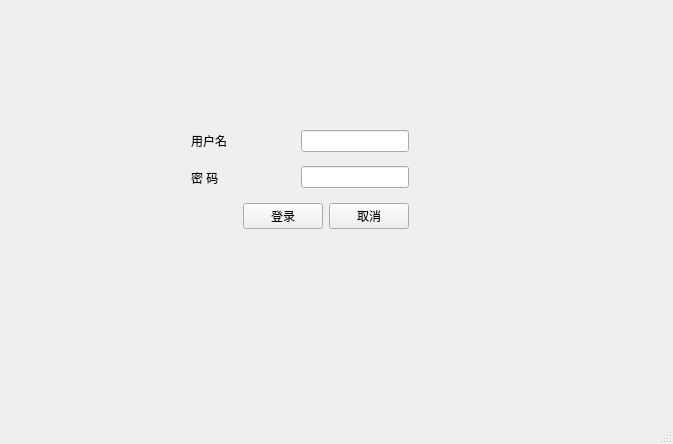
Qt form login.ui (goblincc/pythonUI) before a commit.
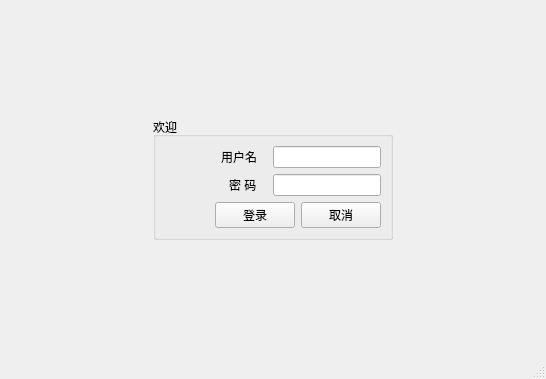
The same form after that commit.

Diff of the .ui file:
```diff
--- a/login.ui
+++ b/login.ui
@@ -6,23 +6,16 @@
    <rect>
     <x>0</x>
     <y>0</y>
-    <width>673</width>
-    <height>444</height>
+    <width>546</width>
+    <height>379</height>
    </rect>
   </property>
   <property name="windowTitle">
    <string>MainWindow</string>
   </property>
   <widget class="QWidget" name="centralwidget">
-   <widget class="QWidget" name="">
-    <property name="geometry">
-     <rect>
-      <x>130</x>
-      <y>90</y>
-      <width>340</width>
-      <height>179</height>
-     </rect>
-    </property>
+   <layout class="QVBoxLayout" name="verticalLayout_3">
+    <item>
     <layout class="QVBoxLayout" name="verticalLayout_2">
      <item>
       <spacer name="verticalSpacer">
@@ -38,28 +31,44 @@
       </spacer>
      </item>
      <item>
-      <layout class="QHBoxLayout" name="horizontalLayout">
-       <item>
-        <spacer name="horizontalSpacer_7">
-         <property name="orientation">
-          <enum>Qt::Horizontal</enum>
-         </property>
-         <property name="sizeHint" stdset="0">
-          <size>
-           <width>40</width>
-           <height>20</height>
-          </size>
-         </property>
-        </spacer>
-       </item>
-       <item>
-        <layout class="QHBoxLayout" name="horizontalLayout_3"/>
-       </item>
-       <item>
-        <layout class="QVBoxLayout" name="verticalLayout">
-         <item>
           <layout class="QHBoxLayout" name="horizontalLayout_5">
            <item>
+         <spacer name="horizontalSpacer_5">
+          <property name="orientation">
+           <enum>Qt::Horizontal</enum>
+          </property>
+          <property name="sizeHint" stdset="0">
+           <size>
+            <width>40</width>
+            <height>20</height>
+           </size>
+          </property>
+         </spacer>
+        </item>
+        <item>
+         <widget class="QGroupBox" name="groupBox">
+          <property name="title">
+           <string>欢迎</string>
+          </property>
+          <layout class="QHBoxLayout" name="horizontalLayout_4">
+           <item>
+            <layout class="QVBoxLayout" name="verticalLayout">
+             <item>
+              <layout class="QHBoxLayout" name="horizontalLayout_3">
+               <item>
+                <spacer name="horizontalSpacer_4">
+                 <property name="orientation">
+                  <enum>Qt::Horizontal</enum>
+                 </property>
+                 <property name="sizeHint" stdset="0">
+                  <size>
+                   <width>40</width>
+                   <height>20</height>
+                  </size>
+                 </property>
+                </spacer>
+               </item>
+               <item>
             <widget class="QLabel" name="label">
              <property name="text">
               <string>用户名</string>
@@ -67,13 +76,16 @@
             </widget>
            </item>
            <item>
-            <spacer name="horizontalSpacer">
+                <spacer name="horizontalSpacer_7">
              <property name="orientation">
               <enum>Qt::Horizontal</enum>
              </property>
+                 <property name="sizeType">
+                  <enum>QSizePolicy::Preferred</enum>
+                 </property>
              <property name="sizeHint" stdset="0">
               <size>
-               <width>40</width>
+                   <width>10</width>
                <height>20</height>
               </size>
              </property>
@@ -85,7 +97,20 @@
           </layout>
          </item>
          <item>
-          <layout class="QHBoxLayout" name="horizontalLayout_4">
+              <layout class="QHBoxLayout" name="horizontalLayout">
+               <item>
+                <spacer name="horizontalSpacer_3">
+                 <property name="orientation">
+                  <enum>Qt::Horizontal</enum>
+                 </property>
+                 <property name="sizeHint" stdset="0">
+                  <size>
+                   <width>40</width>
+                   <height>20</height>
+                  </size>
+                 </property>
+                </spacer>
+               </item>
            <item>
             <widget class="QLabel" name="label_2">
              <property name="text">
@@ -94,31 +119,21 @@
             </widget>
            </item>
            <item>
-            <spacer name="horizontalSpacer_2">
+                <spacer name="horizontalSpacer_8">
              <property name="orientation">
               <enum>Qt::Horizontal</enum>
              </property>
+                 <property name="sizeType">
+                  <enum>QSizePolicy::Preferred</enum>
+                 </property>
              <property name="sizeHint" stdset="0">
               <size>
-               <width>40</width>
+                   <width>10</width>
                <height>20</height>
               </size>
              </property>
             </spacer>
            </item>
-           <item>
-            <spacer name="verticalSpacer_3">
-             <property name="orientation">
-              <enum>Qt::Vertical</enum>
-             </property>
-             <property name="sizeHint" stdset="0">
-              <size>
-               <width>20</width>
-               <height>40</height>
-              </size>
-             </property>
-            </spacer>
-           </item>
            <item>
             <widget class="QLineEdit" name="lineEdit_2"/>
            </item>
@@ -127,62 +142,42 @@
          <item>
           <layout class="QHBoxLayout" name="horizontalLayout_2">
            <item>
-            <spacer name="horizontalSpacer_5">
+                <spacer name="horizontalSpacer">
              <property name="orientation">
               <enum>Qt::Horizontal</enum>
              </property>
              <property name="sizeHint" stdset="0">
               <size>
-               <width>13</width>
+                   <width>40</width>
                <height>20</height>
               </size>
              </property>
             </spacer>
            </item>
            <item>
-            <spacer name="horizontalSpacer_6">
+                <spacer name="horizontalSpacer_2">
              <property name="orientation">
               <enum>Qt::Horizontal</enum>
              </property>
-             <property name="sizeHint" stdset="0">
-              <size>
-               <width>13</width>
-               <height>20</height>
-              </size>
-             </property>
-            </spacer>
-           </item>
-           <item>
-            <spacer name="horizontalSpacer_4">
-             <property name="orientation">
-              <enum>Qt::Horizontal</enum>
-             </property>
+                 <property name="sizeType">
+                  <enum>QSizePolicy::Preferred</enum>
+                 </property>
              <property name="sizeHint" stdset="0">
               <size>
-               <width>13</width>
+                   <width>10</width>
                <height>20</height>
               </size>
              </property>
             </spacer>
            </item>
-           <item>
-            <spacer name="horizontalSpacer_3">
-             <property name="orientation">
-              <enum>Qt::Horizontal</enum>
-             </property>
-             <property name="sizeHint" stdset="0">
-              <size>
-               <width>13</width>
-               <height>13</height>
-              </size>
-             </property>
-            </spacer>
-           </item>
            <item>
             <widget class="QPushButton" name="pushButton">
              <property name="text">
               <string>登录</string>
              </property>
+                 <property name="flat">
+                  <bool>false</bool>
+                 </property>
             </widget>
            </item>
            <item>
@@ -196,8 +191,11 @@
          </item>
         </layout>
        </item>
+          </layout>
+         </widget>
+        </item>
        <item>
-        <spacer name="horizontalSpacer_8">
+         <spacer name="horizontalSpacer_6">
          <property name="orientation">
           <enum>Qt::Horizontal</enum>
          </property>
@@ -225,7 +223,8 @@
       </spacer>
      </item>
     </layout>
-   </widget>
+    </item>
+   </layout>
   </widget>
   <widget class="QMenuBar" name="menubar">
    <property name="geometry">
```
Left out of the diff: 2 changed lines with no effect on the pictures. Lines whose indentation alone changed are shown as unchanged.
